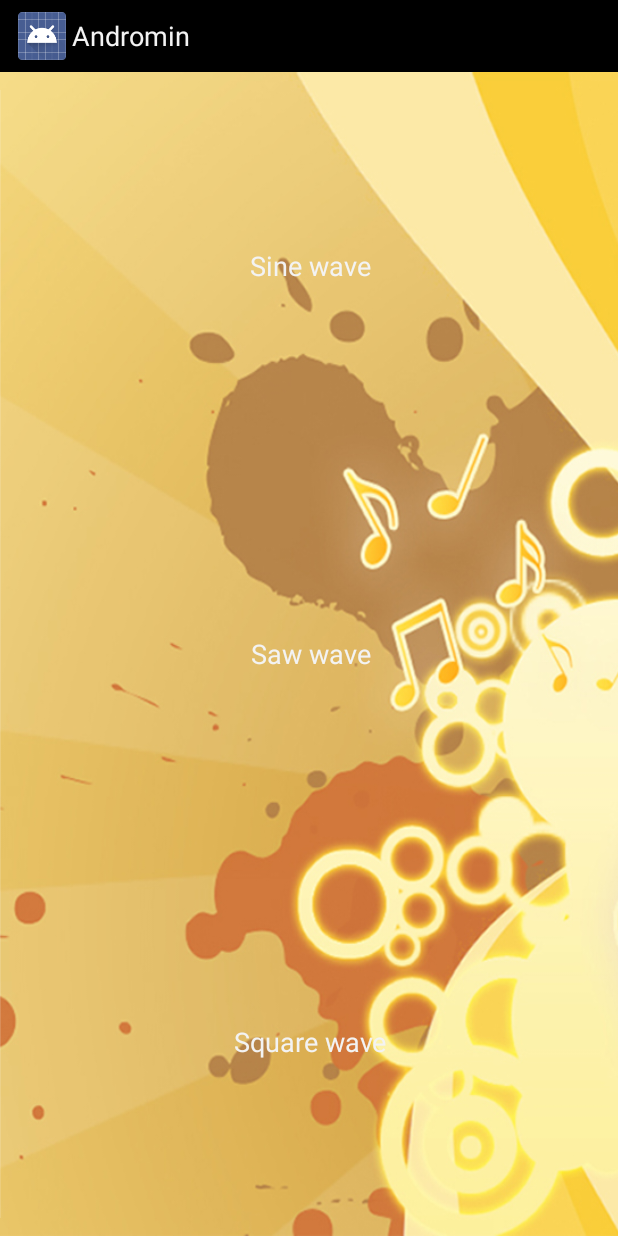
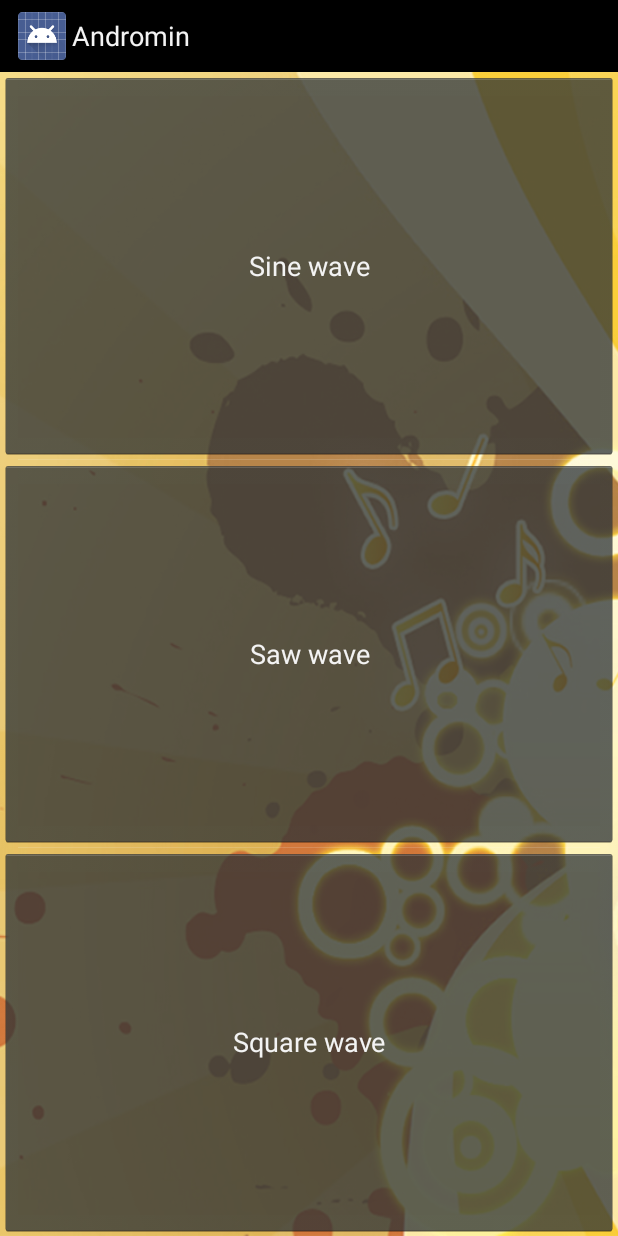
Before and after one commit to adrianopsf/andromin, an Android app: the screen it shows after launch (AndrominActivity), on a phone screen of 412 x 824 dp. Run offline under Robolectric (Android 15) with nearby library versions, the phone set to English and light mode, and no system bars; 2 statements that could not run were skipped.

Commit message:
Removed button from layout

```diff
--- a/src/main/res/layout/androminactivity_fullscreen.xml
+++ b/src/main/res/layout/androminactivity_fullscreen.xml
@@ -29,40 +29,27 @@
         android:layout_width="match_parent"
         android:layout_height="match_parent"
         android:layout_gravity="center"
-        android:orientation="horizontal"
+        android:orientation="vertical"
         >
 
-        <Button android:id="@+id/play"
-                android:layout_width="0dp"
-                android:layout_height="wrap_content"
-                android:layout_weight="1"
-                android:text="@string/play" />
-        <LinearLayout android:id="@+id/fullscreen_content_controls"
-                  android:layout_width="match_parent"
-                  android:layout_height="match_parent"
-                  android:layout_gravity="center"
-                  android:orientation="vertical"
-            >
         <Button android:id="@+id/sine"
-                    style="?buttonBarButtonStyle"
                 android:layout_width="match_parent"
                 android:layout_height="0dp"
                 android:layout_weight="1"
-                    android:text="@string/sine" />
+                android:text="@string/sine"
+                android:fontFamily=""
+                />
         <Button android:id="@+id/saw"
-                    style="?buttonBarButtonStyle"
                 android:layout_width="match_parent"
                 android:layout_height="0dp"
                 android:layout_weight="1"
                 android:text="@string/saw" />
         <Button android:id="@+id/square"
-                    style="?buttonBarButtonStyle"
                 android:layout_width="match_parent"
                 android:layout_height="0dp"
                 android:layout_weight="1"
                 android:text="@string/square" />
 
     </LinearLayout>
-    </LinearLayout>
 
 </RelativeLayout>
```
Lines whose indentation alone changed are shown as unchanged.
